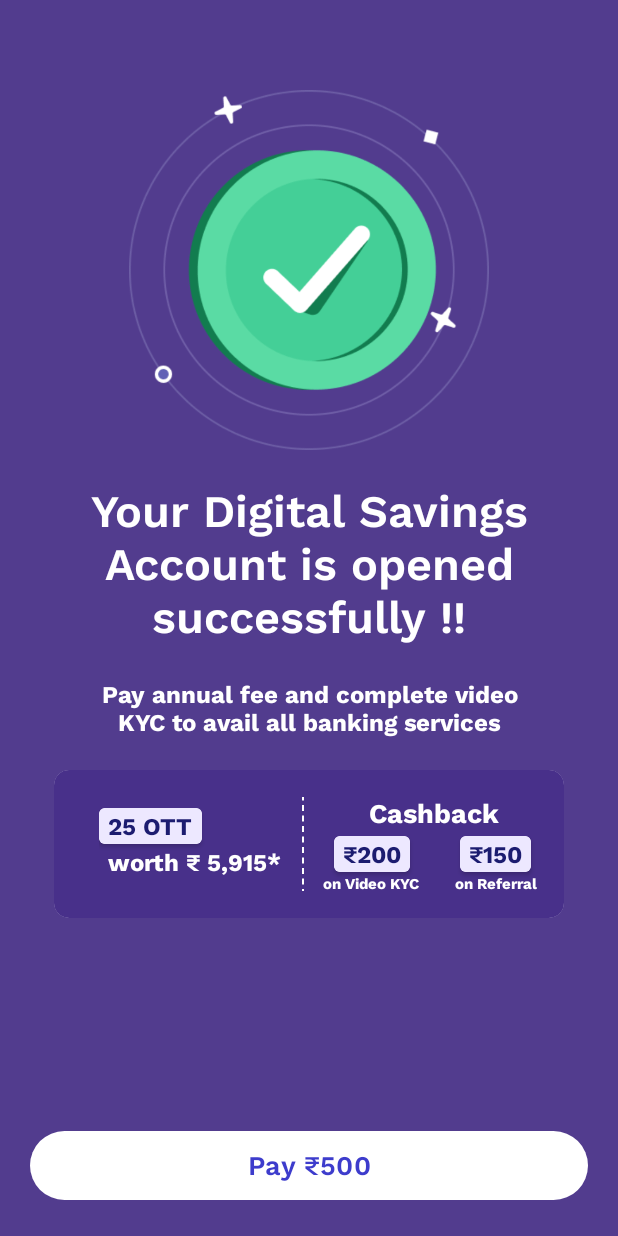
After one commit to Rahulrhl17/TestUI, an Android app: the layout account_opened_successfully.xml on its own in the app's theme, with its tools: preview values and no code run, on a phone screen of 412 x 824 dp. The commit adds this screen. Run offline under Robolectric (Android 15) with nearby library versions, the phone set to English and light mode, and no system bars.

Commit message:
[RN] Payment Success Screen and assets

```diff
--- /dev/null
+++ b/app/src/main/res/font/work_sans_regular.xml
@@ -0,0 +1,9 @@
+<?xml version="1.0" encoding="utf-8"?>
+<font-family xmlns:android="http://schemas.android.com/apk/res/android">
+    <font
+        android:fontStyle="normal"
+        android:fontWeight="700"
+        android:font="@font/work_sans_variable_weight"
+        android:fontVariationSettings="'wght' 700" />
+
+</font-family>
--- /dev/null
+++ b/app/src/main/res/layout/account_opened_successfully.xml
@@ -0,0 +1,237 @@
+<?xml version="1.0" encoding="utf-8"?>
+<androidx.constraintlayout.widget.ConstraintLayout xmlns:android="http://schemas.android.com/apk/res/android"
+    android:layout_width="match_parent"
+    android:layout_height="match_parent"
+    xmlns:app="http://schemas.android.com/apk/res-auto"
+    android:background="@color/indigo">
+
+    <ImageView
+        android:id="@+id/done_image"
+        android:layout_width="240dp"
+        android:layout_height="240dp"
+        android:src="@drawable/done_image"
+        app:layout_constraintStart_toStartOf="parent"
+        app:layout_constraintEnd_toEndOf="parent"
+        app:layout_constraintTop_toTopOf="parent"
+        android:layout_marginTop="60dp"/>
+
+    <TextView
+        android:id="@+id/done_headline"
+        android:layout_width="0dp"
+        android:layout_height="wrap_content"
+        android:layout_marginTop="18dp"
+        android:textSize="30sp"
+        android:textAlignment="center"
+        android:textColor="@color/white"
+        style="@style/WorkSansSemiBold"
+        app:layout_constraintStart_toStartOf="parent"
+        app:layout_constraintEnd_toEndOf="parent"
+        app:layout_constraintTop_toBottomOf="@id/done_image"
+        android:text="Your Digital Savings Account is opened successfully !!"/>
+
+    <TextView
+        android:id="@+id/done_subtext"
+        android:layout_width="0dp"
+        android:layout_height="wrap_content"
+        android:layout_gravity="center_horizontal"
+        android:layout_marginTop="18dp"
+        android:textSize="16sp"
+        android:textAlignment="center"
+        android:textColor="@color/white"
+        style="@style/WorkSansRegular"
+        android:layout_marginHorizontal="60dp"
+        app:layout_constraintStart_toStartOf="@id/done_headline"
+        app:layout_constraintEnd_toEndOf="@id/done_headline"
+        app:layout_constraintTop_toBottomOf="@id/done_headline"
+        android:text="Pay annual fee and complete video KYC to avail all banking services"/>
+
+
+    <androidx.cardview.widget.CardView
+        android:layout_width="0dp"
+        android:layout_height="wrap_content"
+        app:layout_constraintTop_toBottomOf="@id/done_subtext"
+        app:layout_constraintStart_toStartOf="parent"
+        app:layout_constraintEnd_toEndOf="parent"
+        android:layout_marginTop="20dp"
+        android:layout_marginHorizontal="36dp"
+        app:cardCornerRadius="10dp">
+
+        <LinearLayout
+            android:layout_width="match_parent"
+            android:layout_height="wrap_content"
+            android:orientation="horizontal"
+            android:weightSum="2"
+            android:background="@color/indigoDark"
+            >
+
+            <LinearLayout
+                android:layout_width="0dp"
+                android:layout_height="wrap_content"
+                android:layout_weight="1"
+                android:orientation="vertical"
+                android:paddingStart="30dp"
+                android:layout_gravity="center_vertical"
+                android:paddingVertical="25dp">
+
+                <androidx.cardview.widget.CardView
+                    android:layout_width="wrap_content"
+                    android:layout_height="wrap_content"
+                    app:cardCornerRadius="4dp">
+                    <TextView
+                        android:layout_width="wrap_content"
+                        android:layout_height="wrap_content"
+                        style="@style/WorkSansBold"
+                        android:background="@color/almostWhite"
+                        android:text="25 OTT"
+                        android:paddingHorizontal="6dp"
+                        android:textSize="16sp"
+                        android:textColor="@color/darkBlue"/>
+
+                </androidx.cardview.widget.CardView>
+
+                <TextView
+                    android:layout_width="wrap_content"
+                    android:layout_height="wrap_content"
+                    style="@style/WorkSansBold"
+                    android:text="worth ₹ 5,915*"
+                    android:paddingHorizontal="6dp"
+                    android:textSize="16sp"
+                    android:textColor="@color/white"/>
+
+            </LinearLayout>
+
+            <View
+                android:layout_width="1dp"
+                android:layout_height="match_parent"
+                android:background="@drawable/dashed_line"
+                android:layout_marginVertical="18dp"/>
+
+            <LinearLayout
+                android:layout_width="0dp"
+                android:layout_height="wrap_content"
+                android:layout_weight="1"
+                android:orientation="vertical"
+                android:layout_marginHorizontal="4dp"
+                android:layout_gravity="center_vertical"
+                >
+
+                <TextView
+                    android:layout_width="wrap_content"
+                    android:layout_height="wrap_content"
+                    style="@style/WorkSansBold"
+                    android:text="Cashback"
+                    android:textSize="18sp"
+                    android:layout_marginBottom="2dp"
+                    android:layout_gravity="center_horizontal"
+                    android:textColor="@color/white"/>
+
+                <LinearLayout
+                    android:layout_width="match_parent"
+                    android:layout_height="wrap_content"
+                    android:orientation="horizontal"
+                    android:weightSum="2">
+
+                    <LinearLayout
+                        android:layout_width="0dp"
+                        android:layout_height="wrap_content"
+                        android:orientation="vertical"
+                        android:layout_weight="1">
+
+                        <androidx.cardview.widget.CardView
+                            android:layout_width="wrap_content"
+                            android:layout_height="wrap_content"
+                            app:cardCornerRadius="4dp"
+                            android:layout_gravity="center_horizontal"
+                            android:layout_alignParentStart="true">
+                            <TextView
+                                android:layout_width="wrap_content"
+                                android:layout_height="wrap_content"
+                                style="@style/WorkSansBold"
+                                android:background="@color/almostWhite"
+                                android:text="₹200"
+                                android:paddingHorizontal="6dp"
+                                android:textSize="16sp"
+                                android:textColor="@color/darkBlue"/>
+
+                        </androidx.cardview.widget.CardView>
+
+                        <TextView
+                            android:layout_width="wrap_content"
+                            android:layout_height="wrap_content"
+                            style="@style/WorkSansBold"
+                            android:text="on Video KYC"
+                            android:textSize="10sp"
+                            android:layout_gravity="center_horizontal"
+                            android:textColor="@color/white"/>
+
+                    </LinearLayout>
+
+                    <LinearLayout
+                        android:layout_width="0dp"
+                        android:layout_height="wrap_content"
+                        android:orientation="vertical"
+                        android:layout_weight="1">
+
+                        <androidx.cardview.widget.CardView
+                            android:layout_width="wrap_content"
+                            android:layout_height="wrap_content"
+                            app:cardCornerRadius="4dp"
+                            android:layout_gravity="center_horizontal">
+                            <TextView
+                                android:layout_width="wrap_content"
+                                android:layout_height="wrap_content"
+                                style="@style/WorkSansBold"
+                                android:background="@color/almostWhite"
+                                android:text="₹150"
+                                android:paddingHorizontal="6dp"
+                                android:textSize="16sp"
+                                android:textColor="@color/darkBlue"/>
+
+                        </androidx.cardview.widget.CardView>
+
+                        <TextView
+                            android:layout_width="wrap_content"
+                            android:layout_height="wrap_content"
+                            style="@style/WorkSansBold"
+                            android:text="on Referral"
+                            android:textSize="10sp"
+                            android:layout_gravity="center_horizontal"
+                            android:textColor="@color/white"/>
+
+
+                    </LinearLayout>
+
+
+
+
+
+                </LinearLayout>
+
+
+
+
+            </LinearLayout>
+
+
+        </LinearLayout>
+
+    </androidx.cardview.widget.CardView>
+
+
+    <com.google.android.material.button.MaterialButton
+        android:id="@+id/proceed"
+        style="@style/SolidButtonWhite"
+        android:layout_width="match_parent"
+        android:layout_height="54dp"
+        android:layout_marginHorizontal="20dp"
+        android:layout_marginBottom="20dp"
+        android:text="Pay ₹500"
+        android:textSize="18sp"
+        app:layout_constraintStart_toStartOf="parent"
+        app:layout_constraintEnd_toEndOf="parent"
+        app:layout_constraintBottom_toBottomOf="parent"
+        />
+
+
+
+</androidx.constraintlayout.widget.ConstraintLayout>
--- a/app/src/main/res/layout/payment_successful_layout.xml
+++ b/app/src/main/res/layout/payment_success_screen.xml
@@ -27,23 +27,24 @@
         app:layout_constraintStart_toStartOf="parent"
         app:layout_constraintEnd_toEndOf="parent"
         app:layout_constraintTop_toBottomOf="@id/done_image"
-        android:text="Your Digital Savings Account is opened successfully !!"/>
+        android:text="Payment Successful !"/>
 
-    <TextView
-        android:id="@+id/done_subtext"
-        android:layout_width="0dp"
-        android:layout_height="wrap_content"
-        android:layout_gravity="center_horizontal"
-        android:layout_marginTop="18dp"
-        android:textSize="16sp"
-        android:textAlignment="center"
-        android:textColor="@color/white"
-        style="@style/WorkSansRegular"
-        android:layout_marginHorizontal="60dp"
-        app:layout_constraintStart_toStartOf="@id/done_headline"
-        app:layout_constraintEnd_toEndOf="@id/done_headline"
-        app:layout_constraintTop_toBottomOf="@id/done_headline"
-        android:text="Pay annual fee and complete video KYC to avail all banking services"/>
+
+
+
+    <com.google.android.material.button.MaterialButton
+        android:id="@+id/proceed"
+        style="@style/SolidButtonWhite"
+        android:layout_width="match_parent"
+        android:layout_height="54dp"
+        android:layout_marginHorizontal="20dp"
+        android:layout_marginBottom="20dp"
+        android:text="Proceed"
+        android:textSize="18sp"
+        app:layout_constraintStart_toStartOf="parent"
+        app:layout_constraintEnd_toEndOf="parent"
+        app:layout_constraintBottom_toBottomOf="parent"
+        />
 
 
 
--- a/app/src/main/res/values/colors.xml
+++ b/app/src/main/res/values/colors.xml
@@ -6,9 +6,11 @@
     <color name="white">#FFFFFFFF</color>
     <color name="off_white">#F5F7F9</color>
     <color name="blue">#414099</color>
+    <color name="darkBlue">#1C1C70</color>
     <color name="red">#F44336</color>
     <color name="caretRed">#ED1B2F</color>
     <color name="indigo">#523C8E</color>
+    <color name="indigoDark">#48308A</color>
     <color name="primary">#3D3CCC</color>
     <color name="primaryDisabled">#9999E2</color>
     <color name="finoBlue">#414099</color>
--- a/app/src/main/res/values/themes.xml
+++ b/app/src/main/res/values/themes.xml
@@ -19,6 +19,13 @@
         <item name="fontVariationSettings">'wght' 600</item>
         <item name="backgroundTint">@color/primary</item>
         <item name="android:textColor">@color/white</item>
+    </style>
+
+    <style name="SolidButtonWhite" parent="Widget.Material3.Button">
+        <item name="android:fontFamily">@font/work_sans_variable_weight</item>
+        <item name="fontVariationSettings">'wght' 600</item>
+        <item name="backgroundTint">@color/white</item>
+        <item name="android:textColor">@color/primary</item>
     </style>
 
     <style name="SolidButtonDisabled" parent="Widget.Material3.Button">
@@ -55,8 +62,7 @@
     </style>
 
     <style name="WorkSansRegular">
-        <item name="android:fontFamily">@font/work_sans_variable_weight</item>
-        <item name="fontVariationSettings">'wght' 400</item>
+        <item name="android:fontFamily">@font/work_sans_regular</item>
     </style>
 
     <style name="WorkSansMedium">
```
